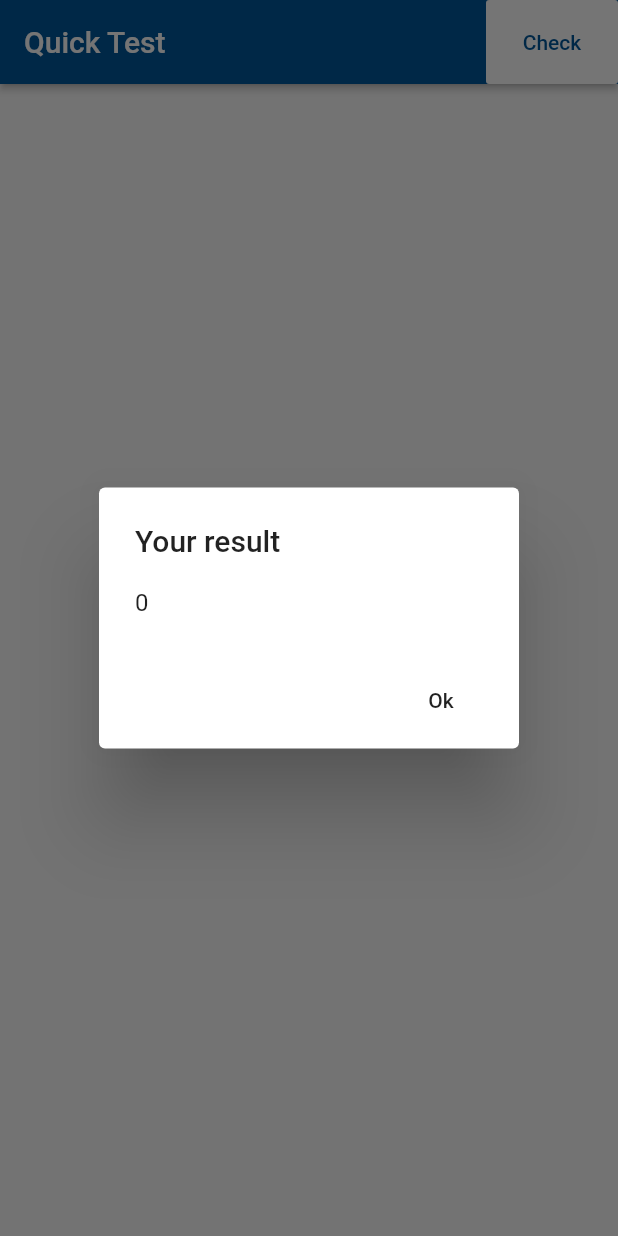
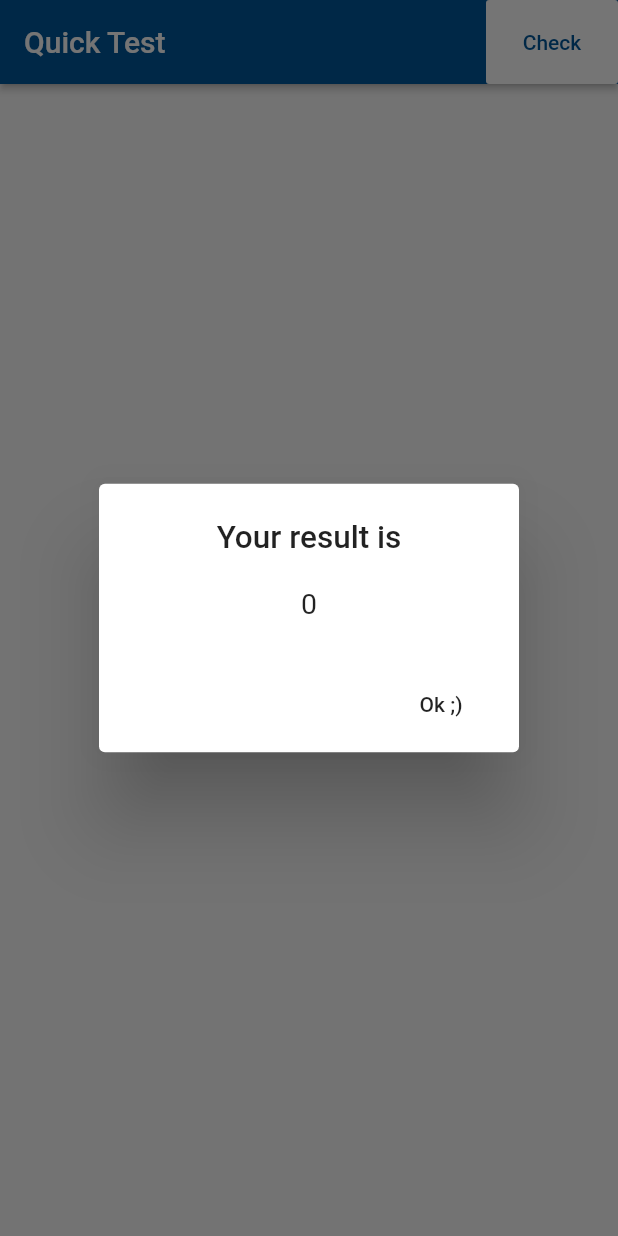
Before and after one commit to VikaKhusti/eng_app, a Flutter app: the TestCard screen opened directly, after a tap on "Check", on a phone screen of 412 x 824 dp. Run offline on Flutter 3.47's test engine with Material 2 defaults, Android fonts, the phone set to English and light mode, and no system bars; our stand-ins replace cloud_firestore, firebase_auth, flutter_speed_dial, flutter_spinkit, random_string, rflutter_alert; accounts and stored records are empty.

Commit message:
some changes

```diff
--- a/lib/screens/tasks/test-card.dart
+++ b/lib/screens/tasks/test-card.dart
@@ -57,6 +57,7 @@ class _TestCardState extends State<TestCard> {
   @override
   Widget build(BuildContext context) {
     return Scaffold(
+      resizeToAvoidBottomPadding: false,
       appBar: AppBar(
         backgroundColor: Colors.lightBlue[900],
         elevation: 2,
@@ -79,10 +80,11 @@ class _TestCardState extends State<TestCard> {
           return ListView.builder(
             itemCount: count,
               itemBuilder: (context, index){
-                  return Container(
+                  return SingleChildScrollView(
                     padding: EdgeInsets.fromLTRB(10,10,10,0),
-                    height: 150,
+//                    height: 150,
                     //title: Text(snapchot.data[index].data["word"]),
+
                     child: Card(
                       shape: RoundedRectangleBorder(
                         side: new BorderSide(color: Colors.blue, width: 2.0),
@@ -139,20 +141,22 @@ class _TestCardState extends State<TestCard> {
   Widget myAlert() {
     return  AlertDialog(
       title: Text(
-        'Your result',
+        'Your result is',
+        textAlign: TextAlign.center,
         style: TextStyle(
-          fontSize: 20.0,
+          fontSize: 21.0,
         ),
       ),
       content: Text(
         checkResults(rightAnswers, userAnswers).toString(),
+        textAlign: TextAlign.center,
         style: TextStyle(
-          fontSize: 16.0,
+          fontSize: 19.0,
         ),
       ),
       actions: <Widget>[
         FlatButton(
-          child: Text('Ok'),
+          child: Text('Ok ;)'),
           onPressed: () {
             Navigator.of(context).pop();
           },
```
Also changed, not shown: lib/screens/dictionary/word_card.dart (+8 -1 lines), lib/screens/navDrawer.dart (+8 -7 lines).
